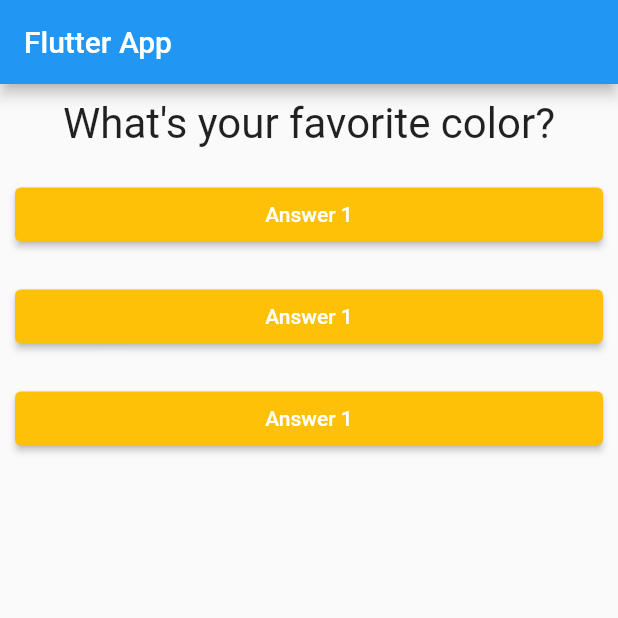
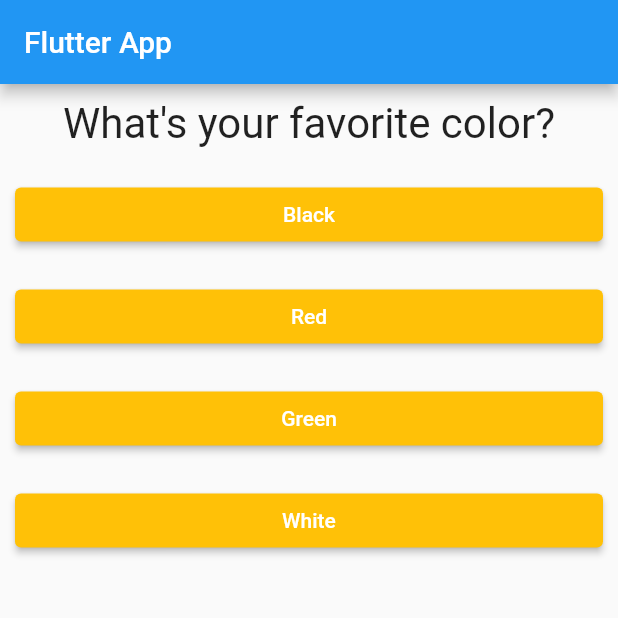
Before and after one commit to JackDarnell/first_flutter_app, a Flutter app: the screen it shows after launch, on a phone screen of 412 x 824 dp, the top half of it. Run offline on Flutter 3.47's test engine with Material 2 defaults, Android fonts, the phone set to English and light mode, and no system bars.

Commit message:
questions working, answers working as well

```diff
--- a/lib/answer.dart
+++ b/lib/answer.dart
@@ -4,8 +4,9 @@ import 'package:flutter/material.dart';
 
 class Answer extends StatelessWidget {
   final VoidCallback selectHandler;
+  final String answerText;
 
-  Answer(this.selectHandler);
+  Answer(this.selectHandler, this.answerText);
 
   @override
   Widget build(BuildContext context) {
@@ -13,7 +14,7 @@ class Answer extends StatelessWidget {
       width: double.infinity,
       margin: EdgeInsets.all(10),
       child: ElevatedButton(
-        child: Text('Answer 1'),
+        child: Text(answerText),
         onPressed: selectHandler,
         style: ElevatedButton.styleFrom(backgroundColor: Colors.amber),
       ),
--- a/lib/main.dart
+++ b/lib/main.dart
@@ -31,8 +31,22 @@ class _MyAppState extends State<MyApp> {
 
   Widget build(BuildContext context) {
     var questions = [
-      'What\'s your favorite color?',
-      'What\'s your favorite animal?'
+      {
+        'questionText': 'What\'s your favorite color?',
+        'answers': ['Black', 'Red', 'Green', 'White']
+      },
+      {
+        'questionText': 'What\'s your favorite animal?',
+        'answers': ['Rabbit', 'Snake', 'Elephant', 'Lion']
+      },
+      {
+        'questionText': 'What\'s your favorite clothing brand?',
+        'answers': ['Nike', 'Polo', 'Reebok', 'North Face']
+      },
+      {
+        'questionText': 'What\'s your favorite tech company?',
+        'answers': ['Apple', 'Microsoft', 'Nokia', 'Samsung']
+      },
     ];
     return MaterialApp(
       home: Scaffold(
@@ -40,11 +54,12 @@ class _MyAppState extends State<MyApp> {
           title: Text('Flutter App'),
         ),
         body: Column(children: <Widget>[
-          Question(questions[_questionIndex]),
-          Answer(
-              _answerQuestion), //without () it will not execute the function, it will pass a pointer to it
-          Answer(_answerQuestion),
-          Answer(_answerQuestion),
+          Question(questions[_questionIndex]['questionText'] as String),
+          ...(questions[_questionIndex]['answers'] as List<String>)
+              .map((answer) {
+            //... is the spread operator
+            return Answer(_answerQuestion, answer);
+          }).toList()
         ]),
       ),
     );
```
